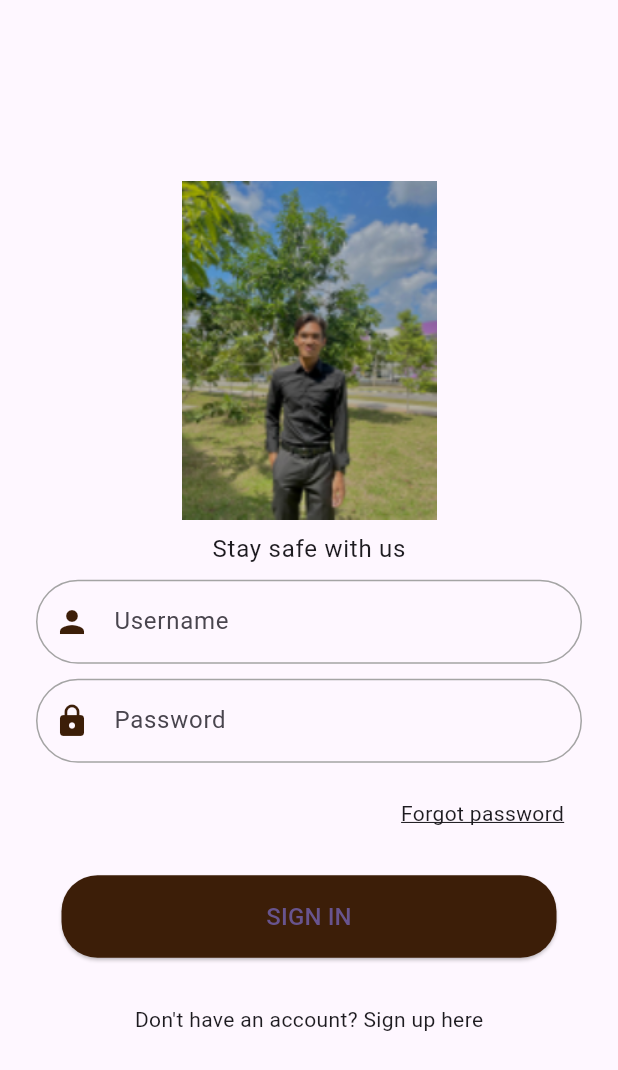
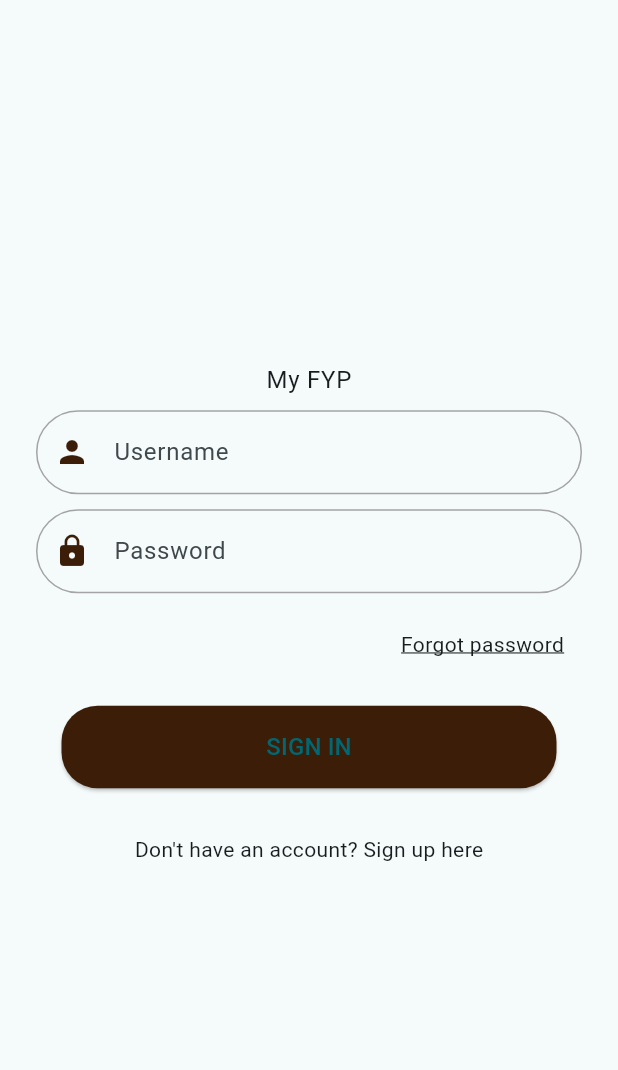
Before and after one commit to skyrizer/FlutterClass, a Flutter app: the screen it shows after launch, on a phone screen of 412 x 824 dp. Shown: the top 1070 px of the screen. Run offline on Flutter 3.47's test engine with Material 3 defaults, Android fonts, the phone set to English and light mode, and no system bars; our stand-ins replace hexcolor, shared_preferences.

Commit message:
update latest

```diff
--- a/lib/main.dart
+++ b/lib/main.dart
@@ -1,5 +1,4 @@
 import 'package:flutter/material.dart';
-import 'package:flutterclass/main.dart';
 import 'package:flutterclass/pages/authentication/loginScreen.dart';
 
 void main() {
@@ -15,9 +14,10 @@ class MyApp extends StatelessWidget {
     return MaterialApp(
       title: 'Flutter Demo',
       theme: ThemeData(
-        colorScheme: ColorScheme.fromSeed(seedColor: Colors.deepPurple),
+        colorScheme: ColorScheme.fromSeed(seedColor: Colors.white),
         useMaterial3: true,
       ),
+      //home: LoginScreen(),
       home: LoginScreen(),
     );
   }
--- a/lib/pages/authentication/loginScreen.dart
+++ b/lib/pages/authentication/loginScreen.dart
@@ -1,16 +1,9 @@
 
-import 'dart:convert';
 
 import 'package:flutter/material.dart';
 import 'package:flutterclass/repository/auth_repo.dart';
-import 'package:flutterclass/pages/HomePage.dart';
-import 'package:http/http.dart' as http;
-
-
 // example of import package
 import 'package:hexcolor/hexcolor.dart';
-
-import '../../repository/APIConstants.dart';
 import '../user/viewUsers.dart';
 
 
@@ -18,13 +11,16 @@ class LoginScreen extends StatefulWidget {
 
   @override
   State<LoginScreen> createState() => _LoginScreenState();
+
 }
 
 class _LoginScreenState extends State<LoginScreen> {
+
   // controller for input
   TextEditingController usernameController = TextEditingController();
   TextEditingController pwdController = TextEditingController();
 
+  // Define the repository here
   AuthRepository authRepository = AuthRepository();
 
 
@@ -45,7 +41,7 @@ class _LoginScreenState extends State<LoginScreen> {
                   //  it will adjust the space on up and down
                   mainAxisAlignment: MainAxisAlignment.center,
                   children: [
-                  _logoImage(),
+                    //_logoImage(),
                     _logoText(),
                     _usernameField(),
                     const SizedBox(height: 10.0),
@@ -90,15 +86,15 @@ class _LoginScreenState extends State<LoginScreen> {
   Widget _logoText(){
     return Padding(
       padding: const EdgeInsets.all(8.0),
-      child: Text('Stay safe with us', style: Theme.of(context).textTheme.bodyLarge),
+      child: Text('My FYP', style: Theme.of(context).textTheme.bodyLarge),
     );
   }
 
-  Widget _logoImage(){
-    return const Image(
-      image: ResizeImage(AssetImage('assets/wafir.jpg'), width: 170),
-    );
-  }
+  // Widget _logoImage(){
+  //   return const Image(
+  //     image: ResizeImage(AssetImage('assets/wafir.jpg'), width: 170),
+  //   );
+  // }
 
   Widget _usernameField(){
     return TextFormField(
@@ -155,11 +151,13 @@ class _LoginScreenState extends State<LoginScreen> {
 
               // Handle the result of the login attempt
               if (value == 1) {
-                // Navigate to HomePage if login is successful
+
+                // Navigate to other page if login is successful
                 Navigator.push(
                   context,
                   MaterialPageRoute(builder: (context) => ViewUsersScreen()),
                 );
+
               } else {
                 // Show error message or handle login failure
                 ScaffoldMessenger.of(context).showSnackBar(
--- a/lib/pages/user/editUser.dart
+++ b/lib/pages/user/editUser.dart
@@ -20,15 +20,16 @@ class _EditUserScreenState extends State<EditUserScreen> {
 
   TextEditingController nameController = TextEditingController();
   TextEditingController emailController = TextEditingController();
-  TextEditingController passwordController = TextEditingController();
+  //TextEditingController passwordController = TextEditingController();
   TextEditingController addressController = TextEditingController();
-  TextEditingController passwordConfirmationController = TextEditingController();
+  //TextEditingController passwordConfirmationController = TextEditingController();
 
   UserRepository userRepository = UserRepository();
   int userId = 0;
 
   @override
   void initState() {
+    // this is the way to assign value to a variable from previous screen
     userId = widget.user.id;
     nameController.text = widget.user.name;
     emailController.text = widget.user.email;
--- a/lib/pages/user/viewUsers.dart
+++ b/lib/pages/user/viewUsers.dart
@@ -14,6 +14,8 @@ class ViewUsersScreen extends StatefulWidget {
 }
 
 class _ViewUsersScreenState extends State<ViewUsersScreen> {
+
+  // define list of user
   List<User> userList = [];
   bool _isLoading = true; // Add a loading indicator
 
--- a/lib/repository/APIConstants.dart
+++ b/lib/repository/APIConstants.dart
@@ -7,7 +7,7 @@ class APIConstant {
   //static const String URL = "${ipaddress}";
 
 
-  // auth module
+  // authentication module
   static String get LoginURL => "${APIConstant.ipaddress}login";
   static String get RegisterUserURL => "${APIConstant.ipaddress}registerUser";
   static String get LogoutURL => "${APIConstant.ipaddress}logout";
--- a/lib/repository/user_repo.dart
+++ b/lib/repository/user_repo.dart
@@ -13,9 +13,11 @@ class UserRepository{
       String? token = pref.getString("token");
 
       var url = Uri.parse(APIConstant.GetUsersURL);
+
       var header = {
         "Content-Type": "application/json",
       };
+
       var response = await http.get(url, headers: header);
 
       if (response.statusCode == 200) {
--- a/pubspec.yaml
+++ b/pubspec.yaml
@@ -38,6 +38,7 @@ dependencies:
   hexcolor: ^3.0.1
   shared_preferences: ^2.0.18
   http: ^0.13.6
+
 
 dev_dependencies:
   flutter_test:
```
Also changed, not shown: lib/repository/auth_repo.dart (+7 -2 lines). Lines whose indentation alone changed are shown as unchanged.
